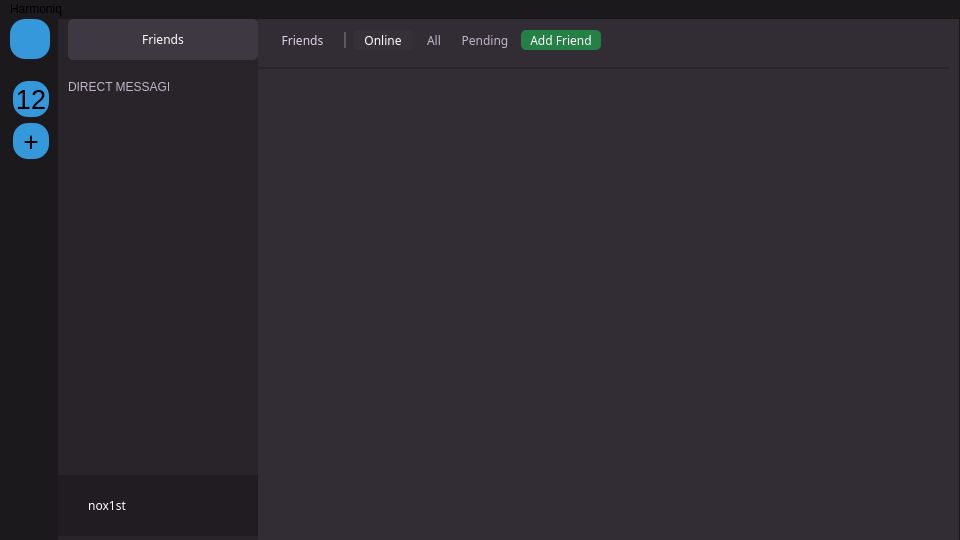
Above: mainwindow.ui from noX1st/Plink before the change. Below: the same form after it.
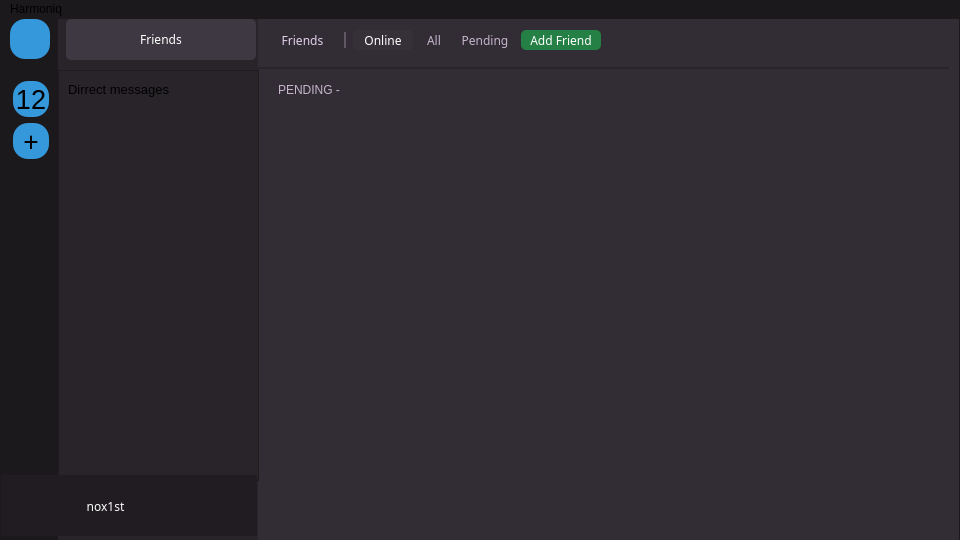
That is the form after the change. The open tabs and pages were chosen to show the change. Icons and pictures are not drawn.

Commit message: friend system added

What changed in the file:
```diff
--- a/mainwindow.ui
+++ b/mainwindow.ui
@@ -136,7 +136,97 @@
           </layout>
          </widget>
         </widget>
-        <widget class="QWidget" name="friendsPendingPage"/>
+        <widget class="QWidget" name="friendsPendingPage">
+         <widget class="QWidget" name="layoutWidget_2">
+          <property name="geometry">
+           <rect>
+            <x>20</x>
+            <y>10</y>
+            <width>661</width>
+            <height>451</height>
+           </rect>
+          </property>
+          <layout class="QVBoxLayout" name="verticalLayout_8">
+           <item>
+            <layout class="QHBoxLayout" name="horizontalLayout_6">
+             <item>
+              <widget class="QLabel" name="label_10">
+               <property name="minimumSize">
+                <size>
+                 <width>55</width>
+                 <height>16</height>
+                </size>
+               </property>
+               <property name="styleSheet">
+                <string notr="true">color: rgb(196, 181, 203);</string>
+               </property>
+               <property name="text">
+                <string>PENDING -</string>
+               </property>
+              </widget>
+             </item>
+             <item>
+              <widget class="QLabel" name="pendingFriendsCountLbl">
+               <property name="minimumSize">
+                <size>
+                 <width>30</width>
+                 <height>15</height>
+                </size>
+               </property>
+               <property name="text">
+                <string/>
+               </property>
+              </widget>
+             </item>
+             <item>
+              <spacer name="horizontalSpacer_6">
+               <property name="orientation">
+                <enum>Qt::Orientation::Horizontal</enum>
+               </property>
+               <property name="sizeHint" stdset="0">
+                <size>
+                 <width>40</width>
+                 <height>20</height>
+                </size>
+               </property>
+              </spacer>
+             </item>
+            </layout>
+           </item>
+           <item>
+            <widget class="QScrollArea" name="FriendsScrollArea_5">
+             <property name="styleSheet">
+              <string notr="true">border: none;
+</string>
+             </property>
+             <property name="widgetResizable">
+              <bool>true</bool>
+             </property>
+             <widget class="QWidget" name="scrollAreaWidgetContents_6">
+              <property name="geometry">
+               <rect>
+                <x>0</x>
+                <y>0</y>
+                <width>659</width>
+                <height>421</height>
+               </rect>
+              </property>
+              <widget class="QListWidget" name="pendingListWidget">
+               <property name="geometry">
+                <rect>
+                 <x>2</x>
+                 <y>0</y>
+                 <width>651</width>
+                 <height>411</height>
+                </rect>
+               </property>
+              </widget>
+             </widget>
+            </widget>
+           </item>
+          </layout>
+         </widget>
+        </widget>
         <widget class="QWidget" name="friendsAddPage">
          <widget class="QWidget" name="">
           <property name="geometry">
@@ -265,7 +355,7 @@
          </widget>
         </widget>
        </widget>
-       <widget class="QWidget" name="">
+       <widget class="QWidget" name="layoutWidget">
         <property name="geometry">
          <rect>
           <x>0</x>
@@ -569,52 +659,10 @@
       </widget>
       <widget class="QWidget" name="dmPage"/>
      </widget>
-     <widget class="QScrollArea" name="scrollArea_2">
+     <widget class="QPushButton" name="friendsBtn">
       <property name="geometry">
        <rect>
-        <x>0</x>
-        <y>50</y>
-        <width>200</width>
-        <height>406</height>
-       </rect>
-      </property>
-      <property name="styleSheet">
-       <string notr="true">border: none;</string>
-      </property>
-      <property name="widgetResizable">
-       <bool>true</bool>
-      </property>
-      <widget class="QWidget" name="scrollAreaWidgetContents">
-       <property name="geometry">
-        <rect>
-         <x>0</x>
-         <y>0</y>
-         <width>200</width>
-         <height>406</height>
-        </rect>
-       </property>
-       <widget class="QLabel" name="label">
-        <property name="geometry">
-         <rect>
-          <x>10</x>
-          <y>10</y>
-          <width>101</width>
-          <height>16</height>
-         </rect>
-        </property>
-        <property name="styleSheet">
-         <string notr="true">color: rgb(196, 181, 203);</string>
-        </property>
-        <property name="text">
-         <string>DIRECT MESSAGES</string>
-        </property>
-       </widget>
-      </widget>
-     </widget>
-     <widget class="QPushButton" name="pushButton_2">
-      <property name="geometry">
-       <rect>
-        <x>10</x>
+        <x>8</x>
         <y>0</y>
         <width>190</width>
         <height>41</height>
@@ -662,8 +710,36 @@
        <bool>true</bool>
       </property>
      </widget>
-    </widget>
-    <widget class="QWidget" name="page_2"/>
+     <widget class="QListWidget" name="directMessagesListWidget">
+      <property name="geometry">
+       <rect>
+        <x>0</x>
+        <y>51</y>
+        <width>201</width>
+        <height>411</height>
+       </rect>
+      </property>
+     </widget>
+     <widget class="QLabel" name="label">
+      <property name="geometry">
+       <rect>
+        <x>10</x>
+        <y>60</y>
+        <width>111</width>
+        <height>21</height>
+       </rect>
+      </property>
+      <property name="font">
+       <font>
+        <pointsize>10</pointsize>
+       </font>
+      </property>
+      <property name="text">
+       <string>Dirrect messages</string>
+      </property>
+     </widget>
+    </widget>
+    <widget class="QWidget" name="serversPage"/>
    </widget>
    <widget class="QScrollArea" name="scrollArea">
     <property name="geometry">
@@ -831,9 +907,9 @@
    <widget class="QWidget" name="widget" native="true">
     <property name="geometry">
      <rect>
-      <x>58</x>
+      <x>1</x>
       <y>456</y>
-      <width>200</width>
+      <width>256</width>
       <height>61</height>
      </rect>
     </property>
@@ -854,14 +930,21 @@
 background-color: rgb(37, 33, 38);
 background-color: rgb(32, 28, 33);</string>
     </property>
-    <layout class="QGridLayout" name="gridLayout">
-     <item row="0" column="0">
+    <widget class="QWidget" name="layoutWidget">
+     <property name="geometry">
+      <rect>
+       <x>60</x>
+       <y>10</y>
+       <width>191</width>
+       <height>42</height>
+      </rect>
+     </property>
       <layout class="QHBoxLayout" name="horizontalLayout">
        <item>
         <widget class="QPushButton" name="accountBtn">
          <property name="minimumSize">
           <size>
-           <width>77</width>
+          <width>65</width>
            <height>40</height>
           </size>
          </property>
@@ -1047,8 +1130,7 @@
         </widget>
        </item>
       </layout>
-     </item>
-    </layout>
+    </widget>
    </widget>
   </widget>
   <widget class="QMenuBar" name="menubar">
```
Left out of the diff: 80 changed lines with no effect on the pictures. Lines whose indentation alone changed are shown as unchanged. The commit also changes 11 other files.
